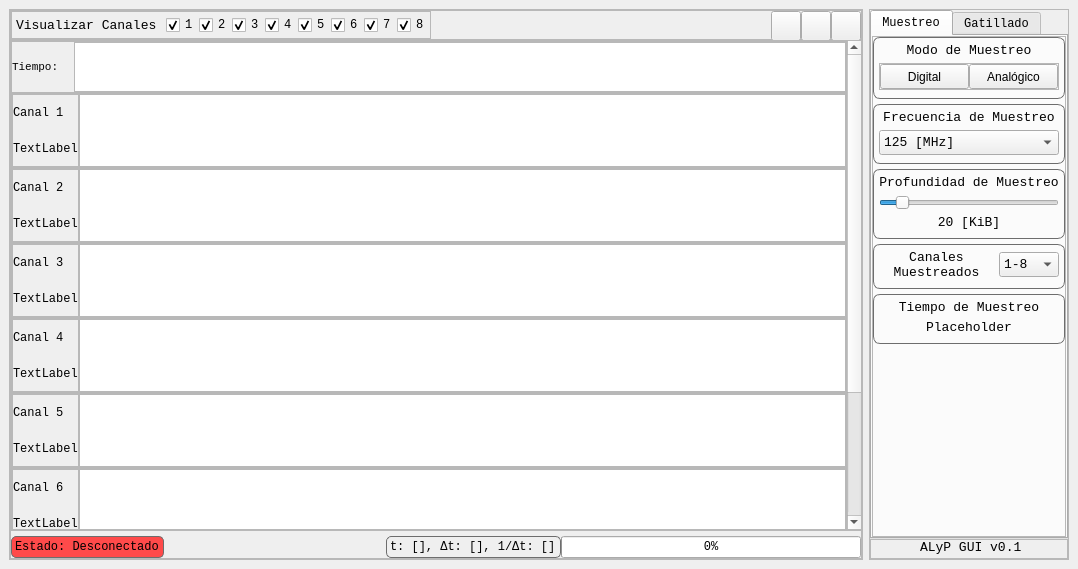
Above: GUI v0.1/src/mainwindow.ui from KarimHacen7/ProyectoFinal before the change. Below: the same form after it.
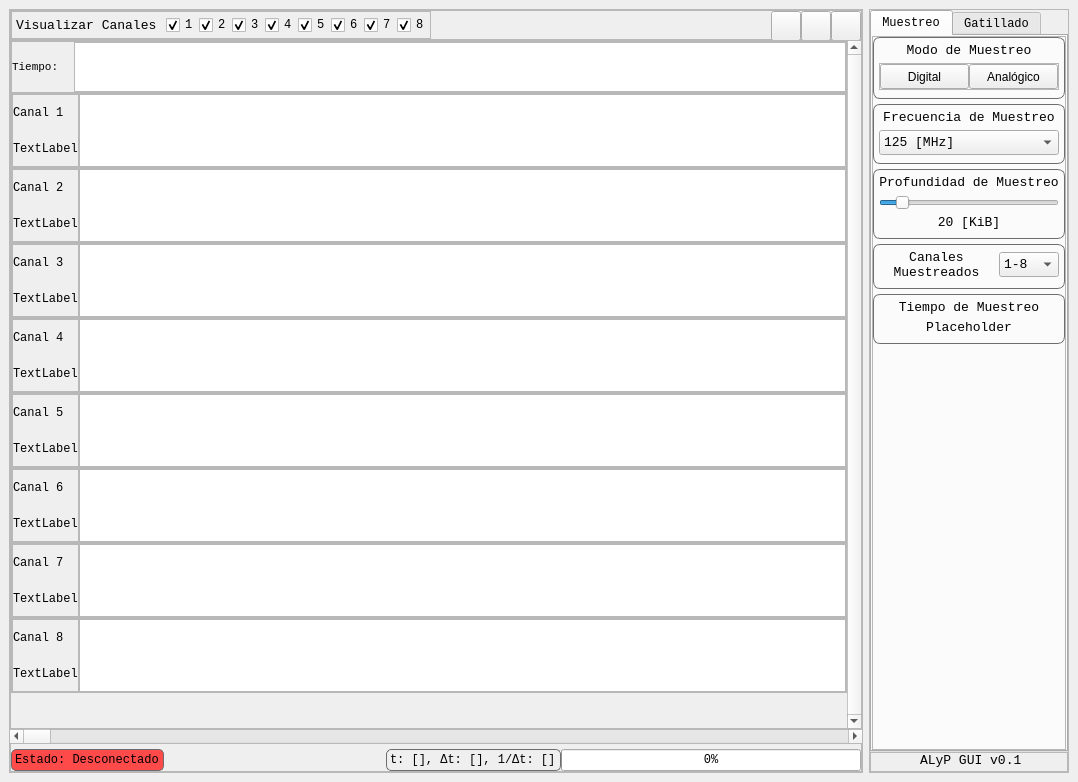
That is the form after the change. Icons and pictures are not drawn.

```diff
--- a/GUI v0.1/src/mainwindow.ui
+++ b/GUI v0.1/src/mainwindow.ui
@@ -7,7 +7,7 @@
     <x>0</x>
     <y>0</y>
     <width>1078</width>
-    <height>569</height>
+    <height>782</height>
    </rect>
   </property>
   <property name="font">
@@ -368,9 +368,9 @@
           <property name="geometry">
            <rect>
             <x>0</x>
-            <y>-143</y>
+            <y>0</y>
             <width>833</width>
-            <height>669</height>
+            <height>684</height>
            </rect>
           </property>
           <layout class="QVBoxLayout" name="verticalLayout_17">
@@ -1286,6 +1286,10 @@
              </property>
             </spacer>
            </item>
+          </layout>
+         </widget>
+        </widget>
+       </item>
            <item>
             <widget class="QScrollBar" name="channelHorizontalScrollBar">
              <property name="maximum">
@@ -1294,10 +1298,6 @@
              <property name="orientation">
               <enum>Qt::Horizontal</enum>
              </property>
-            </widget>
-           </item>
-          </layout>
-         </widget>
         </widget>
        </item>
        <item>
```
Lines whose indentation alone changed are shown as unchanged.
